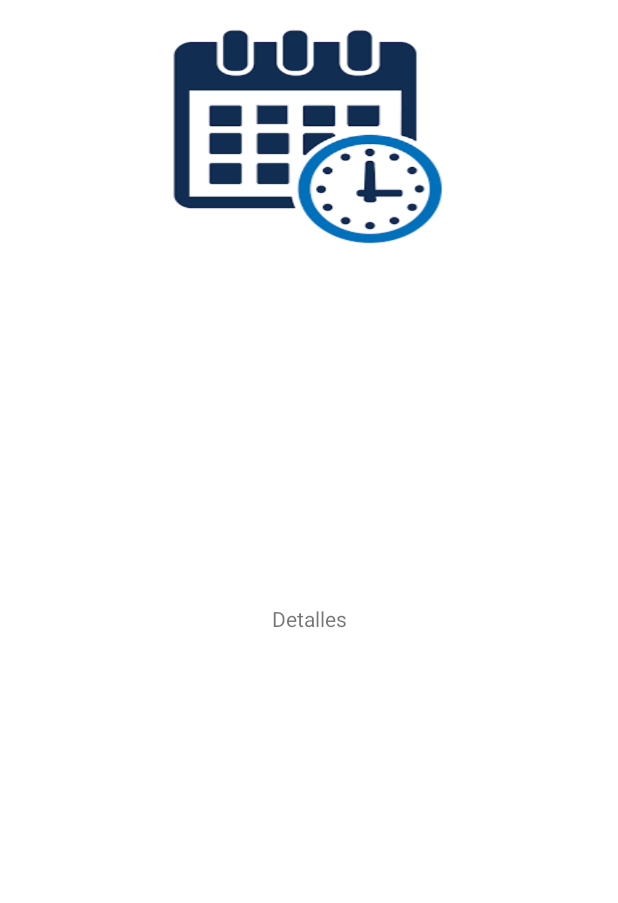
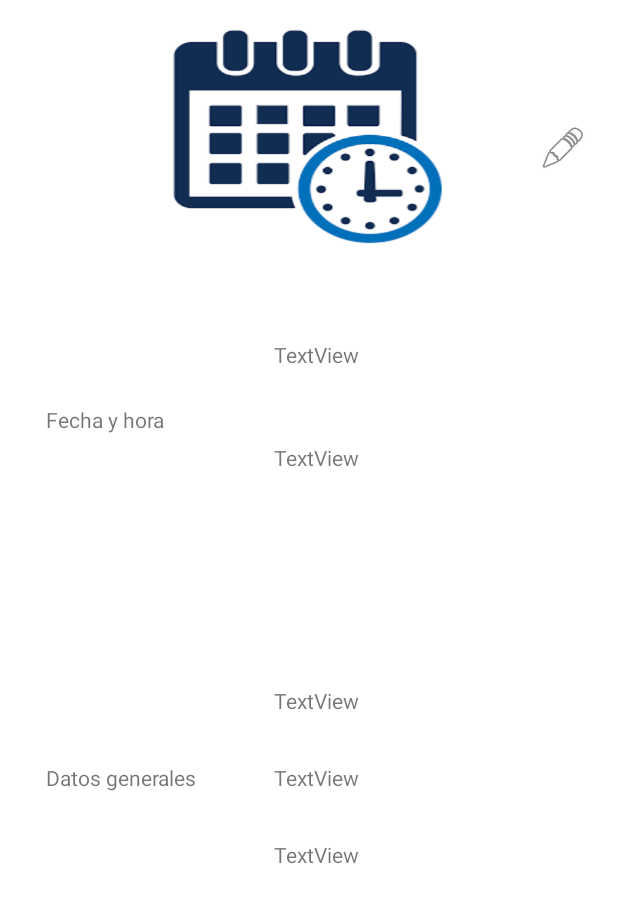
Before and after one commit to DonytXz/pracofiAdnroid, an Android app: the Details screen opened directly, with no data from a screen before it, on a phone screen of 412 x 824 dp. Shown: the top 903 px of the screen. Run offline under Robolectric (Android 15) with nearby library versions, the phone set to English and light mode, and no system bars; network calls fail.

Commit message:
[UPDATED] show details information

```diff
--- a/app/src/main/java/com/example/pracofi/Dates.kt
+++ b/app/src/main/java/com/example/pracofi/Dates.kt
@@ -6,8 +6,6 @@ import android.os.Bundle
 import android.util.Log
 import android.view.View
 import android.widget.*
-import com.example.pracofi.Services.AutService
-import com.example.pracofi.Services.Date
 import com.example.pracofi.Services.DatesAdapter
 import com.example.pracofi.Services.DatesService.Companion.deleteMethod
 import com.example.pracofi.Services.DatesService.Companion.getBookings
@@ -85,7 +83,7 @@ class Dates : AppCompatActivity() {
                 AdapterView.OnItemClickListener { parent, view, position, id ->
 //                Log.d("LISTENER", data.get(position).date.toString())
 //                Toast.makeText(this, data.get(position).topic.toString(), Toast.LENGTH_SHORT).show()
-                    val ivBtnDelete = view.findViewById<ImageView>(R.id.ivBtnDelete)
+                    val ivBtnDelete = view.findViewById<ImageView>(R.id.ivBtnModify)
                     ivBtnDelete.setOnClickListener {
                         deleteMethod(data.get(position).id.toString(), context)
                     }
--- a/app/src/main/java/com/example/pracofi/Details.kt
+++ b/app/src/main/java/com/example/pracofi/Details.kt
@@ -4,6 +4,10 @@ import android.content.Intent
 import androidx.appcompat.app.AppCompatActivity
 import android.os.Bundle
 import android.util.Log
+import android.widget.TextView
+import java.text.DateFormat
+import java.text.SimpleDateFormat
+import java.util.*
 
 class Details : AppCompatActivity() {
     override fun onCreate(savedInstanceState: Bundle?) {
@@ -17,6 +21,12 @@ class Details : AppCompatActivity() {
         var rfc: String
         var userId: String
         var id: String
+
+        val tvDate = findViewById<TextView>(R.id.tvDate)
+        val tvDateTime = findViewById<TextView>(R.id.tvDateTime)
+        val tvTopic = findViewById<TextView>(R.id.tvTopic)
+        val tvArea = findViewById<TextView>(R.id.tvArea)
+        val tvRfc = findViewById<TextView>(R.id.tvRfc)
 
         if (savedInstanceState == null) {
             val extras = intent.extras
@@ -32,6 +42,19 @@ class Details : AppCompatActivity() {
                 rfc = extras.getString("RFC").toString()
                 userId = extras.getString("UserID").toString()
                 id = extras.getString("ID").toString()
+
+                val outputFormat: DateFormat = SimpleDateFormat("MM/yyyy", Locale.US)
+                val inputFormat: DateFormat = SimpleDateFormat("yyyy-MM-dd'T'HH:mm:ss.SSSX", Locale.US)
+
+                val dateParse: java.util.Date? = inputFormat.parse(date)
+                val outputText: String = outputFormat.format(dateParse)
+
+                tvDate.setText("Fecha: " + outputText.toString())
+                tvDateTime.setText("Hora: " + dateTime.toString())
+                tvTopic.setText("Asunto: " + topic.toString())
+                tvArea.setText("Area: " + area.toString())
+                tvRfc.setText("Rfc: " + rfc.toString())
+
                 Log.d("EXTRAS", date)
                 Log.d("EXTRAS", dateTime)
                 Log.d("EXTRAS", area)
--- a/app/src/main/res/layout/activity_details.xml
+++ b/app/src/main/res/layout/activity_details.xml
@@ -6,15 +6,75 @@
     android:layout_height="match_parent"
     tools:context=".Details">
 
-    <TextView
-        android:id="@+id/textView"
-        android:layout_width="wrap_content"
-        android:layout_height="wrap_content"
-        android:text="Detalles"
+    <ImageView
+        android:id="@+id/ivBtnModify"
+        android:layout_width="32dp"
+        android:layout_height="32dp"
+        android:layout_marginHorizontal="8dp"
         app:layout_constraintBottom_toBottomOf="parent"
         app:layout_constraintEnd_toEndOf="parent"
+        app:layout_constraintHorizontal_bias="0.78"
+        app:layout_constraintStart_toEndOf="@+id/imageView"
+        app:layout_constraintTop_toTopOf="parent"
+        app:layout_constraintVertical_bias="0.104"
+        app:srcCompat="@android:drawable/ic_menu_edit"
+        tools:ignore="MissingConstraints" />
+
+    <LinearLayout
+        android:id="@+id/linearLayout"
+        android:layout_width="350dp"
+        android:layout_height="150dp"
+        android:layout_margin="6dp"
+        android:orientation="horizontal"
+        app:layout_constraintBottom_toBottomOf="parent"
+        app:layout_constraintEnd_toEndOf="parent"
+        app:layout_constraintHorizontal_bias="0.497"
         app:layout_constraintStart_toStartOf="parent"
-        app:layout_constraintTop_toTopOf="parent" />
+        app:layout_constraintTop_toBottomOf="@+id/imageView"
+        app:layout_constraintVertical_bias="0.066">
+
+        <TextView
+            android:id="@+id/tvLabelTime"
+            android:layout_width="50dp"
+            android:layout_height="wrap_content"
+            android:layout_gravity="center_vertical"
+            android:layout_weight="1"
+            android:text="Fecha y hora" />
+
+        <LinearLayout
+            android:layout_width="200dp"
+            android:layout_height="match_parent"
+            android:layout_margin="6dp"
+            android:orientation="vertical"
+            app:layout_constraintBottom_toBottomOf="parent"
+            app:layout_constraintEnd_toEndOf="parent"
+            app:layout_constraintHorizontal_bias="0.526"
+            app:layout_constraintStart_toStartOf="parent"
+            app:layout_constraintTop_toTopOf="parent"
+            app:layout_constraintVertical_bias="0.665">
+
+            <TextView
+                android:id="@+id/tvDate"
+                android:layout_width="match_parent"
+                android:layout_height="wrap_content"
+                android:layout_marginHorizontal="8dp"
+                android:layout_marginVertical="16dp"
+                android:layout_weight="1"
+                android:text="TextView" />
+
+            <TextView
+                android:id="@+id/tvDateTime"
+                android:layout_width="match_parent"
+                android:layout_height="wrap_content"
+                android:layout_marginHorizontal="8dp"
+                android:layout_marginVertical="16dp"
+                android:layout_weight="1"
+                android:text="TextView" />
+
+        </LinearLayout>
+
+
+    </LinearLayout>
 
     <ImageView
         android:id="@+id/imageView"
@@ -27,4 +87,75 @@
         app:layout_constraintStart_toStartOf="parent"
         app:layout_constraintTop_toTopOf="parent"
         android:src="@drawable/calendar" />
+
+    <LinearLayout
+        android:layout_width="350dp"
+        android:layout_height="wrap_content"
+        android:layout_margin="6dp"
+        android:orientation="horizontal"
+        app:layout_constraintBottom_toBottomOf="parent"
+        app:layout_constraintEnd_toEndOf="parent"
+        app:layout_constraintHorizontal_bias="0.496"
+        app:layout_constraintStart_toStartOf="parent"
+        app:layout_constraintTop_toBottomOf="@+id/linearLayout"
+        app:layout_constraintVertical_bias="0.257">
+
+
+        <TextView
+            android:id="@+id/tvLabelData"
+            android:layout_width="50dp"
+            android:layout_height="wrap_content"
+            android:layout_gravity="center_vertical"
+            android:layout_weight="1"
+            android:text="Datos generales" />
+
+        <LinearLayout
+            android:layout_width="200dp"
+            android:layout_height="wrap_content"
+            android:layout_margin="6dp"
+            android:orientation="vertical"
+            app:layout_constraintBottom_toBottomOf="parent"
+            app:layout_constraintEnd_toEndOf="parent"
+            app:layout_constraintHorizontal_bias="0.526"
+            app:layout_constraintStart_toStartOf="parent"
+            app:layout_constraintTop_toTopOf="parent"
+            app:layout_constraintVertical_bias="0.665">
+
+            <TextView
+                android:id="@+id/tvTopic"
+                android:layout_width="match_parent"
+                android:layout_height="wrap_content"
+                android:layout_marginHorizontal="8dp"
+                android:layout_marginVertical="16dp"
+                android:text="TextView"
+                tools:ignore="MissingConstraints"
+                tools:layout_editor_absoluteX="129dp"
+                tools:layout_editor_absoluteY="229dp" />
+
+            <TextView
+                android:id="@+id/tvArea"
+                android:layout_width="match_parent"
+                android:layout_height="wrap_content"
+                android:layout_marginHorizontal="8dp"
+                android:layout_marginVertical="16dp"
+                android:text="TextView"
+                tools:ignore="MissingConstraints"
+                tools:layout_editor_absoluteX="131dp"
+                tools:layout_editor_absoluteY="266dp" />
+
+            <TextView
+                android:id="@+id/tvRfc"
+                android:layout_width="150dp"
+                android:layout_height="wrap_content"
+                android:layout_marginHorizontal="8dp"
+                android:layout_marginVertical="16dp"
+                android:text="TextView"
+                tools:ignore="MissingConstraints"
+                tools:layout_editor_absoluteX="131dp"
+                tools:layout_editor_absoluteY="266dp" />
+
+        </LinearLayout>
+    </LinearLayout>
+
+
 </androidx.constraintlayout.widget.ConstraintLayout>
--- a/app/src/main/res/layout/date_card.xml
+++ b/app/src/main/res/layout/date_card.xml
@@ -42,7 +42,7 @@
             android:text="TextView" />
 
         <ImageView
-            android:id="@+id/ivBtnDelete"
+            android:id="@+id/ivBtnModify"
             android:layout_width="32dp"
             android:layout_height="32dp"
             android:layout_marginHorizontal="8dp"
@@ -51,4 +51,5 @@
             app:srcCompat="@android:drawable/ic_menu_delete" />
 
     </LinearLayout>
+
 </LinearLayout>
```
